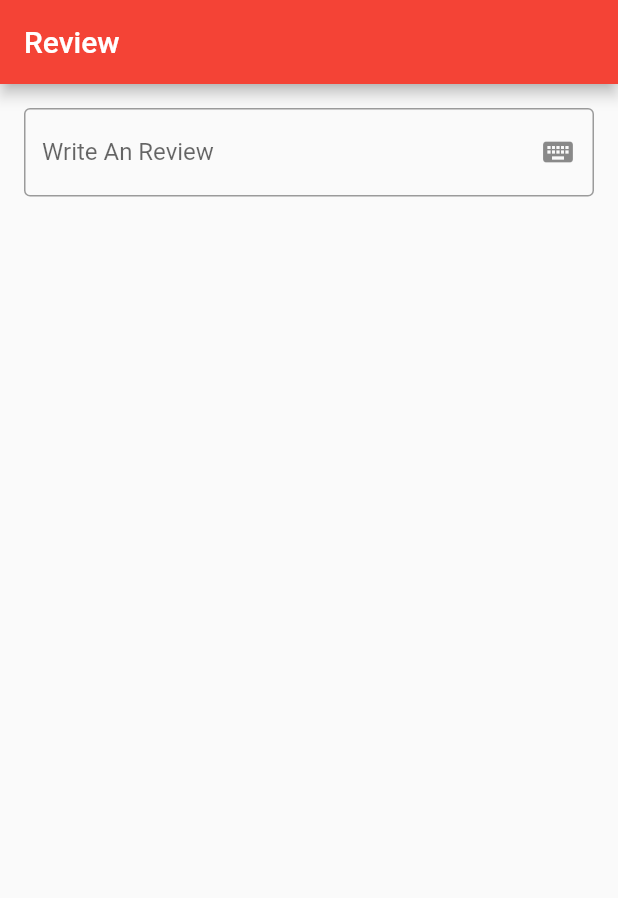
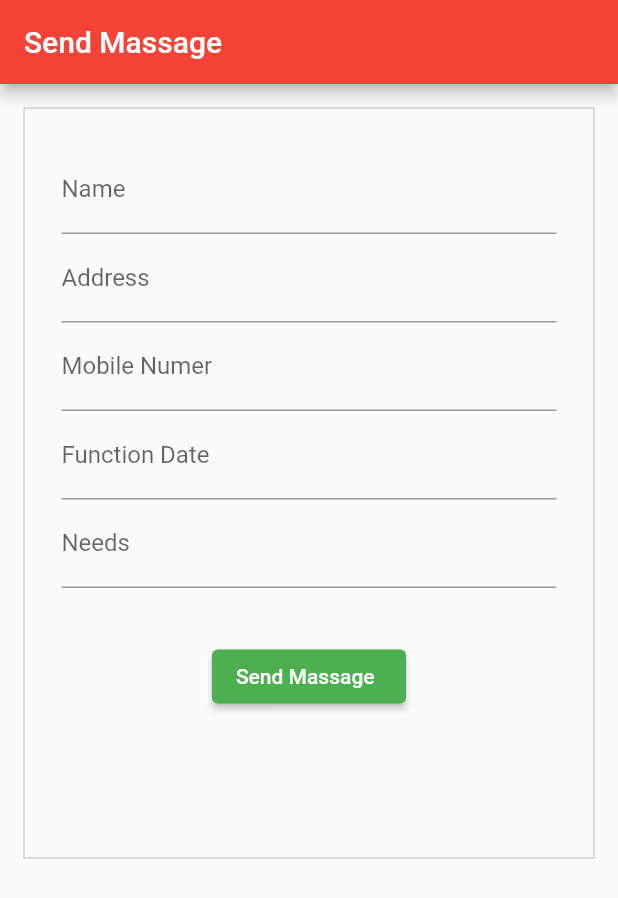
Before and after one commit to priyanshutaru/Flutter_Widgets, a Flutter app: the screen it shows after launch, on a phone screen of 412 x 824 dp. Shown: the top 898 px of the screen. Run offline on Flutter 3.47's test engine with Material 2 defaults, Android fonts, the phone set to English and light mode, and no system bars.

Commit message:
form completed

```diff
--- /dev/null
+++ b/lib/form.dart
@@ -0,0 +1,93 @@
+// ignore_for_file: prefer_const_constructors, sized_box_for_whitespace, avoid_unnecessary_containers
+
+import 'package:flutter/material.dart';
+import 'package:flutter/src/widgets/container.dart';
+import 'package:flutter/src/widgets/framework.dart';
+
+class MyForm1 extends StatefulWidget {
+  const MyForm1({super.key});
+
+  @override
+  State<MyForm1> createState() => _MyForm1State();
+}
+
+class _MyForm1State extends State<MyForm1> {
+  @override
+  Widget build(BuildContext context) {
+    return Scaffold(
+        appBar: AppBar(
+          title: Text("Send Massage"),
+        ),
+        body: Padding(
+          padding: const EdgeInsets.all(16.0),
+          child: Container(
+            height: 500,
+            decoration: BoxDecoration(
+              border: Border.all(color: Colors.black26, width: 0),
+            ),
+            child: Padding(
+              padding: const EdgeInsets.symmetric(vertical: 25, horizontal: 25),
+              child: Form(
+                child: Column(
+                  children: [
+                    TextFormField(
+                      keyboardType: TextInputType.text,
+                      decoration: InputDecoration(
+                        label: Text("Name"),
+                        hintText: "Enter Your Name",
+                      ),
+                    ),
+                    TextFormField(
+                      keyboardType: TextInputType.text,
+                      decoration: InputDecoration(
+                        label: Text("Address"),
+                        hintText: "Enter Your Address",
+                      ),
+                    ),
+                    TextFormField(
+                      keyboardType: TextInputType.phone,
+                      decoration: InputDecoration(
+                        label: Text("Mobile Numer"),
+                        hintText: "Enter Your Mobile Number",
+                      ),
+                    ),
+                    TextFormField(
+                      keyboardType: TextInputType.datetime,
+                      decoration: InputDecoration(
+                        label: Text("Function Date"),
+                        hintText: "Enter Your Function Date",
+                      ),
+                    ),
+                    TextFormField(
+                      keyboardType: TextInputType.text,
+                      decoration: InputDecoration(
+                        label: Text("Needs"),
+                        hintText: "Enter Your Needs & Requirments",
+                      ),
+                    ),
+                    SizedBox(
+                      height: 35,
+                    ),
+                    ElevatedButton(
+                      onPressed: () {},
+                      style: ElevatedButton.styleFrom(
+                          primary: Colors.green, onPrimary: Colors.white),
+                      child: Row(
+                        mainAxisSize: MainAxisSize.min,
+                        // ignore: prefer_const_literals_to_create_immutables
+                        children: [
+                          Text('Send Massage'), // <-- Text
+                          SizedBox(
+                            width: 5,
+                          ),
+                        ],
+                      ),
+                    ),
+                  ],
+                ),
+              ),
+            ),
+          ),
+        ));
+  }
+}
--- a/lib/main.dart
+++ b/lib/main.dart
@@ -2,6 +2,7 @@ import 'package:flutter/material.dart';
 import 'package:testing/about.dart';
 import 'package:testing/drawersubmenu.dart';
 import 'package:testing/dropdown.dart';
+import 'package:testing/form.dart';
 import 'package:testing/grid.dart';
 import 'package:testing/like.dart';
 import 'package:testing/newtest.dart';
@@ -30,7 +31,7 @@ class MyApp extends StatelessWidget {
       theme: ThemeData(
         primarySwatch: Colors.red,
       ),
-      home: MyReview(),
+      home: MyForm1(),
     );
   }
 }
```
